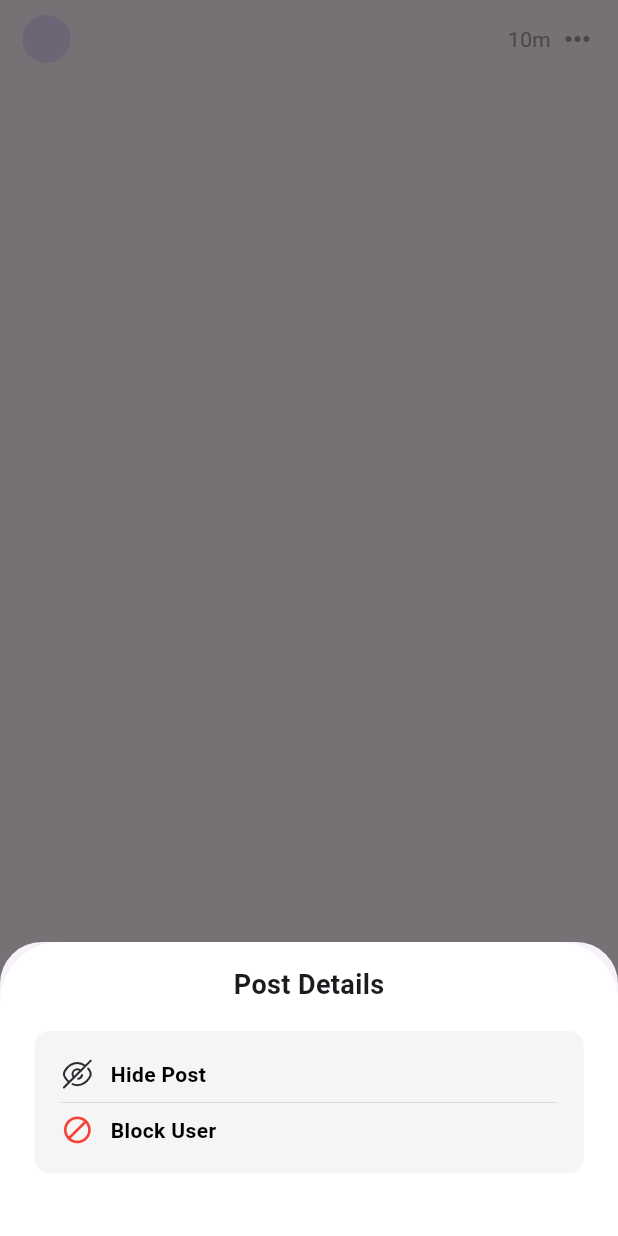
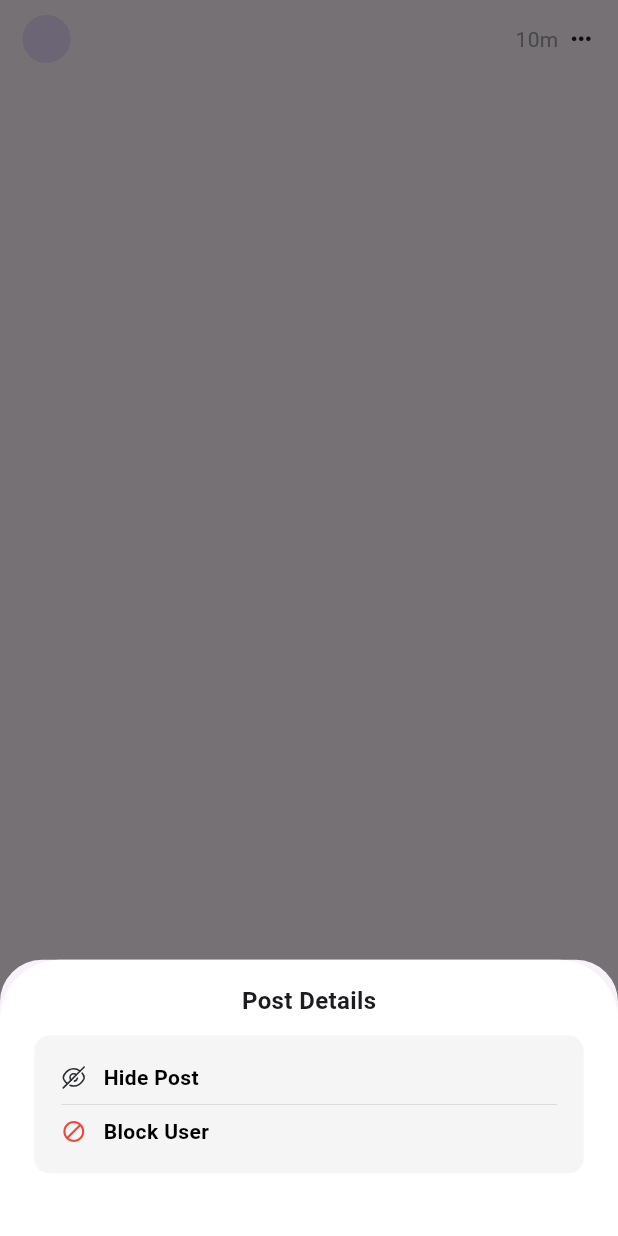
Before and after one commit to Abdelghfarsalah/trend_bloc, a Flutter app: the HeaderPost widget shown alone on an empty page, opened directly with empty values, after a tap on the "keyboard control" icon, on a phone screen of 412 x 824 dp. Run offline on Flutter 3.47's test engine with Material 3 defaults, Android fonts, the phone set to English and light mode, and no system bars; our stand-ins replace dio, equatable, flutter_bloc, flutter_screenutil, flutter_svg; network calls fail.

Commit message:
post ui enchancmenet

```diff
--- a/trend/lib/features/posts/presentation/header_post.dart
+++ b/trend/lib/features/posts/presentation/header_post.dart
@@ -57,7 +57,8 @@ class HeaderPost extends StatelessWidget {
                     },
                     child: Icon(
                       Icons.more_horiz,
-                      color: Colors.grey,
+                      size: 19,
+                      // color: Colors.grey,
                     ),
                   ),
                 ],
--- a/trend/lib/features/posts/presentation/widgets/post_details.dart
+++ b/trend/lib/features/posts/presentation/widgets/post_details.dart
@@ -26,7 +26,7 @@ class PostDetails extends StatelessWidget {
                 child: Text(
                   'Post Details',
                   style: TextStyle(
-                    fontSize: 18,
+                    fontSize: 16,
                     fontWeight: FontWeight.bold,
                   ),
                 ),
@@ -34,7 +34,7 @@ class PostDetails extends StatelessWidget {
             ),
             Padding(
               padding: EdgeInsets.only(
-                  left: 20.w, right: 20.w, top: 10.h, bottom: 35.h),
+                  left: 20.w, right: 20.w, top: 5.h, bottom: 35.h),
               child: Column(
                 children: [
                   Container(
@@ -53,7 +53,7 @@ class PostDetails extends StatelessWidget {
                               child: Row(children: [
                                 SvgPicture.asset(
                                   'assets/icons/hide_post.svg',
-                                  height: 18.h,
+                                  height: 14.h,
                                 ),
                                 SizedBox(width: 10.w),
                                 Column(
@@ -62,7 +62,7 @@ class PostDetails extends StatelessWidget {
                                       'Hide Post',
                                       style: TextStyle(
                                         color: Colors.black,
-                                        fontWeight: FontWeight.bold,
+                                        fontWeight: FontWeight.w600,
                                       ),
                                     ),
                                   ],
@@ -77,7 +77,7 @@ class PostDetails extends StatelessWidget {
                               Icon(
                                 Icons.block_rounded,
                                 color: Colors.red,
-                                size: 18.h,
+                                size: 14.h,
                               ),
                               SizedBox(width: 10.w),
                               Column(
@@ -86,7 +86,7 @@ class PostDetails extends StatelessWidget {
                                     'Block User',
                                     style: TextStyle(
                                       color: Colors.black,
-                                      fontWeight: FontWeight.bold,
+                                      fontWeight: FontWeight.w600,
                                     ),
                                   ),
                                 ],
```
Also changed, not shown: trend/lib/features/posts/presentation/activities_post.dart (+47 -21 lines), trend/assets/icons/arrow-up-send.svg (added), trend/assets/icons/comment.svg, trend/assets/icons/like.svg, trend/assets/icons/like_fill.svg (added), trend/assets/icons/share.svg.
